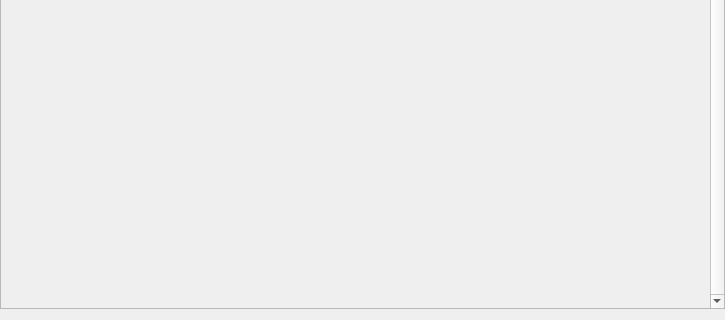
The window that src/components/hex_viewer.ui (ma6254/QDAP) describes before a commit, drawn with Qt 5; both pictures show x 0 to 725 and y 142 to 462 of the 725 by 462 pixel window.
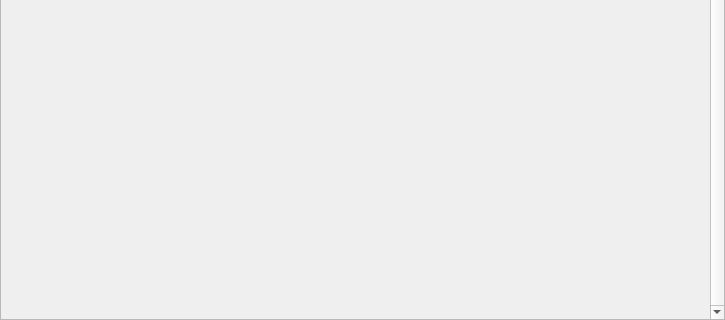
The same window after the commit.

What changed in the file:
```diff
--- a/src/components/hex_viewer.ui
+++ b/src/components/hex_viewer.ui
@@ -26,6 +26,9 @@
    <property name="rightMargin">
     <number>0</number>
    </property>
+   <property name="bottomMargin">
+    <number>0</number>
+   </property>
    <item>
     <layout class="QGridLayout" name="gridLayout_title"/>
    </item>
@@ -34,7 +37,6 @@
      <property name="font">
       <font>
        <family>Source Code Pro</family>
-       <weight>50</weight>
        <bold>false</bold>
       </font>
      </property>
@@ -53,7 +55,7 @@
         <x>0</x>
         <y>0</y>
         <width>702</width>
-        <height>440</height>
+        <height>447</height>
        </rect>
       </property>
       <property name="styleSheet">
```
